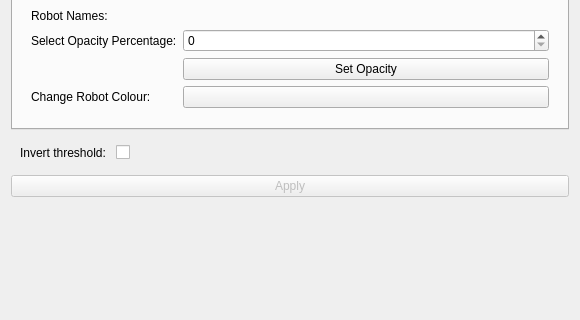
Before: the Qt Designer form ROS2MotionControl/Resources/UI/ROS2MotionControl.ui in rosmed/slicer_ros2_module, drawn with Qt 5; both pictures show x 0 to 580 and y 94 to 414 of the 580 by 1162 pixel window.
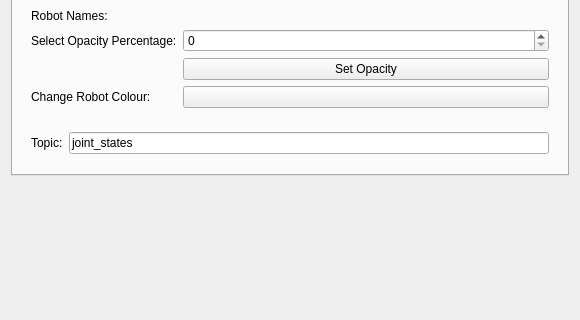
After: the same form once the commit is applied. Custom widgets are drawn as their Qt base class.

Commit message: Motion control: added button current state in Joint Control tab, renamed a few symbols, added DEBUG flag to control prints

What changed in the file:
```diff
--- a/ROS2MotionControl/Resources/UI/ROS2MotionControl.ui
+++ b/ROS2MotionControl/Resources/UI/ROS2MotionControl.ui
@@ -136,6 +136,35 @@
          </layout>
         </widget>
        </item>
+            <item row="3" column="0" colspan="2">
+             <widget class="ctkCollapsibleButton" name="jointStateCollapsibleButton" native="true">
+                <property name="enabled">
+                 <bool>true</bool>
+                </property>
+                <property name="text" stdset="0">
+                 <string>Joint State</string>
+                </property>
+                <property name="collapsed" stdset="0">
+                 <bool>false</bool>
+                </property>
+                <layout class="QFormLayout" name="formLayout_jointState">
+                 <item row="0" column="0">
+                    <widget class="QLabel" name="jointStateTopicLabel">
+                     <property name="text">
+                        <string>Topic:</string>
+                     </property>
+                    </widget>
+                 </item>
+                 <item row="0" column="1">
+                    <widget class="QLineEdit" name="jointStateTopicLineEdit">
+                     <property name="text">
+                        <string>joint_states</string>
+                     </property>
+                    </widget>
+                 </item>
+                </layout>
+             </widget>
+            </item>
       </layout>
      </widget>
      <widget class="QWidget" name="Jointtab">
@@ -244,51 +273,6 @@
      </widget>
     </widget>
    </item>
-   <item>
-    <widget class="ctkCollapsibleButton" name="advancedCollapsibleButton" native="true">
-     <property name="text" stdset="0">
-      <string>Advanced</string>
-     </property>
-     <property name="collapsed" stdset="0">
-      <bool>true</bool>
-     </property>
-     <layout class="QFormLayout" name="formLayout_3">
-      <item row="0" column="0">
-       <widget class="QLabel" name="label_4">
-        <property name="text">
-         <string>Invert threshold: </string>
-        </property>
-       </widget>
-      </item>
-      <item row="0" column="1">
-       <widget class="QCheckBox" name="invertOutputCheckBox">
-        <property name="toolTip">
-         <string>If checked, values above threshold are set to 0. If unchecked, values below are set to 0.</string>
-        </property>
-        <property name="text">
-         <string/>
-        </property>
-        <property name="invertThreshold" stdset="0">
-         <string/>
-        </property>
-       </widget>
-      </item>
-     </layout>
-    </widget>
-   </item>
-   <item>
-    <widget class="QPushButton" name="applyButton">
-     <property name="enabled">
-      <bool>false</bool>
-     </property>
-     <property name="toolTip">
-      <string>Run the algorithm.</string>
-     </property>
-     <property name="text">
-      <string>Apply</string>
-     </property>
-    </widget>
-   </item>
    <item>
     <spacer name="verticalSpacer">
      <property name="orientation">
```
Left out of the diff: 46 changed lines with no effect on the pictures. The commit also changes 1 other file.
